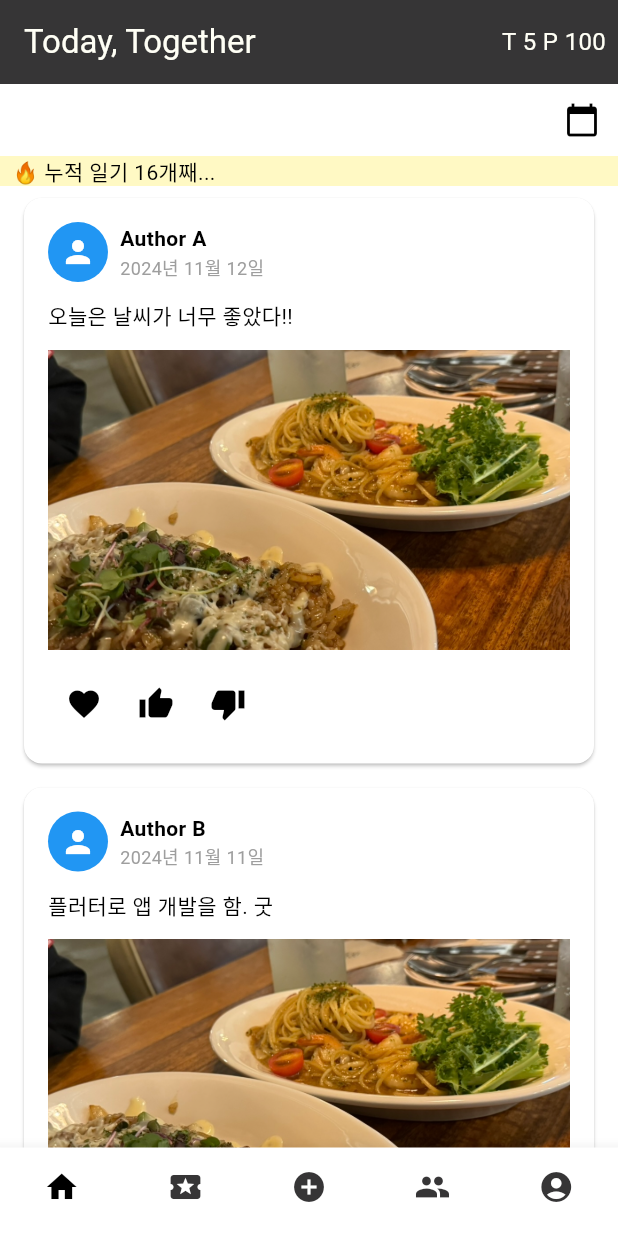
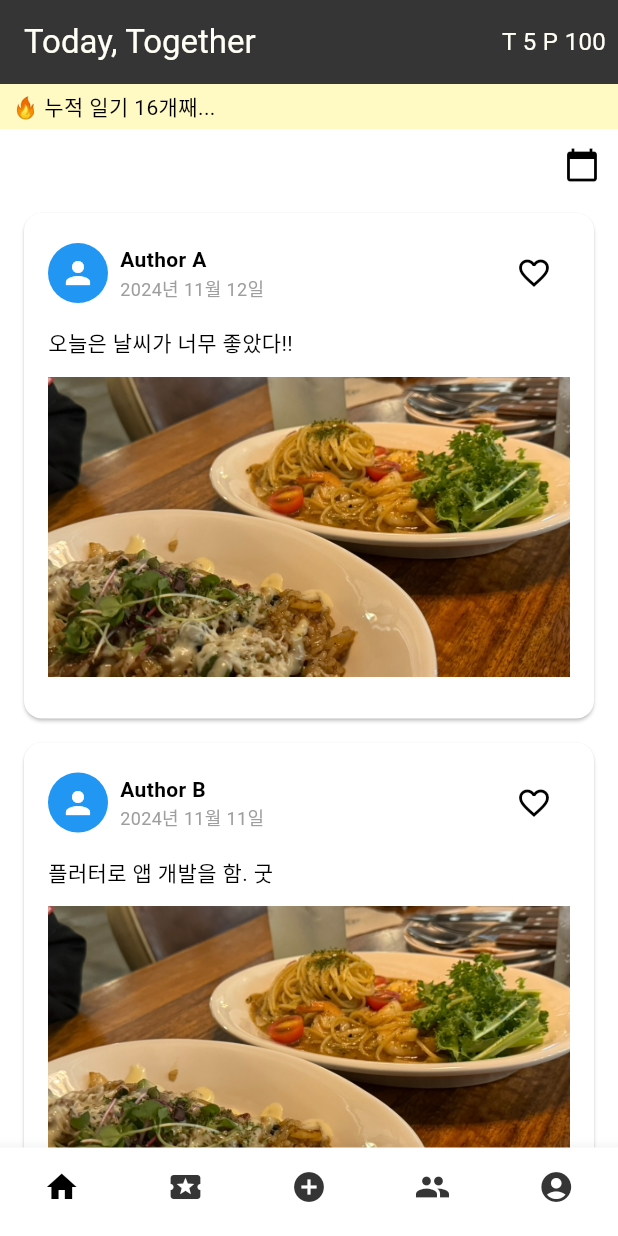
Before and after one commit to junglesub/moapp-toto, a Flutter app: the screen it shows once a user with an empty profile is signed in, on a phone screen of 412 x 824 dp. Run offline on Flutter 3.47's test engine with Material 3 defaults, Android fonts, the phone set to English and light mode, and no system bars; our stand-ins replace animated_text_kit, carousel_slider, cloud_firestore, firebase_auth, firebase_core, flutter_animate and 3 more; missing offline and left inert: flutter_animated_button, search_page; accounts and stored records are empty.

Commit message:
style: 프로필 카드 좋아요 버튼 이동 및 누적일기 위치 변경

```diff
--- a/lib/screens/home/home_screen.dart
+++ b/lib/screens/home/home_screen.dart
@@ -58,6 +58,11 @@ class _HomePageState extends State<HomePage> {
                     ),
                   ],
                 ),
+                const Spacer(), // 오른쪽으로 하트 정렬
+                IconButton(
+                  icon: const Icon(Icons.favorite_border),
+                  onPressed: () {},
+                ),
               ],
             ),
             const SizedBox(height: 12.0),
@@ -71,23 +76,6 @@ class _HomePageState extends State<HomePage> {
                 height: 200,
               ),
             const SizedBox(height: 12.0),
-            Row(
-              mainAxisAlignment: MainAxisAlignment.start,
-              children: [
-                IconButton(
-                  icon: const Icon(Icons.favorite),
-                  onPressed: () {},
-                ),
-                IconButton(
-                  icon: const Icon(Icons.thumb_up),
-                  onPressed: () {},
-                ),
-                IconButton(
-                  icon: const Icon(Icons.thumb_down),
-                  onPressed: () {},
-                ),
-              ],
-            ),
           ],
         ),
       ),
@@ -115,22 +103,22 @@ class _HomePageState extends State<HomePage> {
       body: Column(
         crossAxisAlignment: CrossAxisAlignment.start,
         children: [
-          Align(
-            alignment: Alignment.topRight,
-            child: IconButton(
-              icon: const Icon(Icons.calendar_today),
-              onPressed: () => _selectDate(context),
-            ),
-          ),
           Container(
             width: double.infinity,
-            height: 20,
+            height: 30,
             color: Colors.yellow[100],
             alignment: Alignment.centerLeft,
             padding: const EdgeInsets.symmetric(horizontal: 8.0),
             child: const Text(
               "🔥 누적 일기 16개째...",
               style: TextStyle(fontSize: 14),
+            ),
+          ),
+          Align(
+            alignment: Alignment.topRight,
+            child: IconButton(
+              icon: const Icon(Icons.calendar_today),
+              onPressed: () => _selectDate(context),
             ),
           ),
           Expanded(
```
Also changed, not shown: 3 other files.
